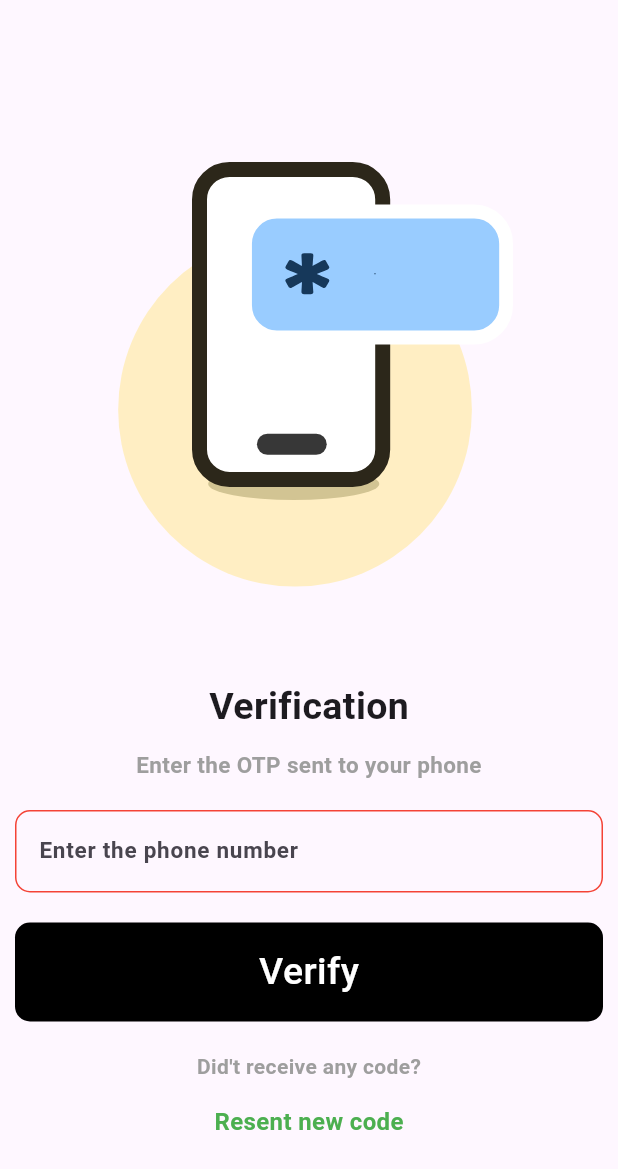
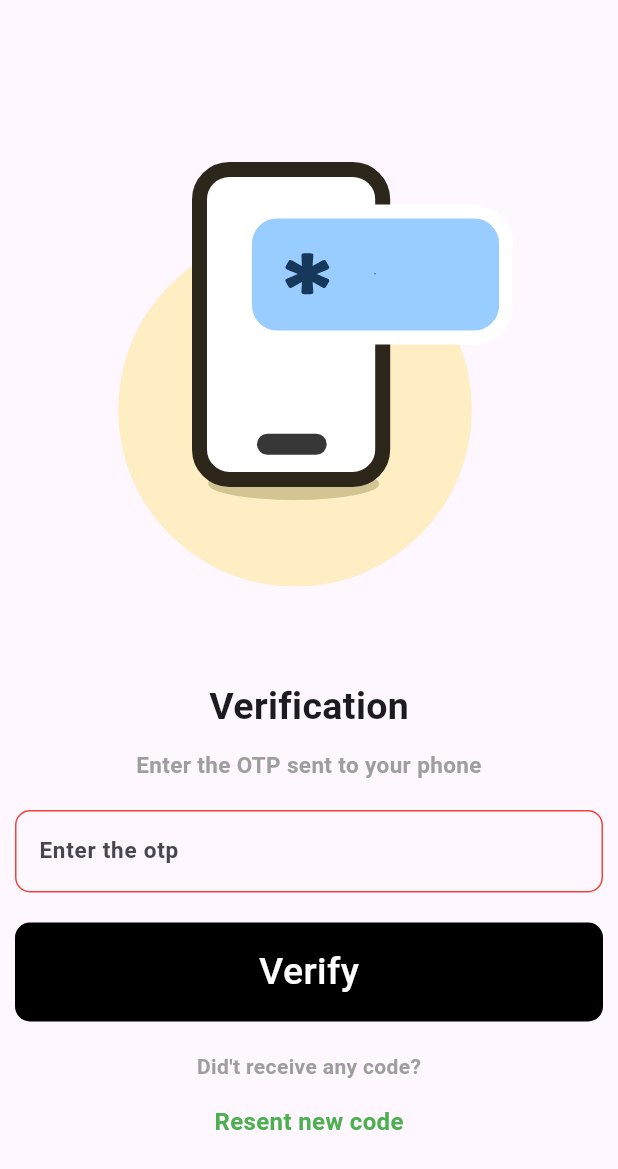
Before and after one commit to Ameer-Anas99/FireBase-Auth, a Flutter app: the OtpScreen screen opened directly with empty values, on a phone screen of 412 x 824 dp. Shown: the top 1169 px of the screen. Run offline on Flutter 3.47's test engine with Material 3 defaults, Android fonts, the phone set to English and light mode, and no system bars; our stand-ins replace cloud_firestore, firebase_auth, firebase_core, google_sign_in, lottie; accounts and stored records are empty.

Commit message:
changing otp screen

```diff
--- a/lib/view/home_page.dart
+++ b/lib/view/home_page.dart
@@ -84,9 +84,11 @@ class _HomePageState extends State<HomePage> {
                       itemCount: snapshot.data!.docs.length,
                       itemBuilder: (context, index) {
                         final post = snapshot.data!.docs[index];
+                        final userEmail =
+                            post["UserEmail"] as String? ?? "Unknown";
                         return PostPage(
                           message: post["Message"],
-                          user: post["UserEmail"],
+                          user: userEmail,
                           postId: post.id,
                           likes: List<String>.from(post['Likes'] ?? []),
                         );
@@ -128,7 +130,7 @@ class _HomePageState extends State<HomePage> {
 
             // logged in as
             Text(
-              "Logged in as:${currentUser.email!}",
+              "Logged in as:${currentUser!.email ?? 'Unknow'}",
               style: const TextStyle(
                   color: Colors.black,
                   fontSize: 15,
--- a/lib/view/otp_screen.dart
+++ b/lib/view/otp_screen.dart
@@ -54,7 +54,7 @@ class _OtpScreenState extends State<OtpScreen> {
                         fontSize: 15, fontWeight: FontWeight.bold),
                     onChanged: (value) {},
                     decoration: InputDecoration(
-                      hintText: 'Enter the phone number',
+                      hintText: 'Enter the otp',
                       enabledBorder: OutlineInputBorder(
                           borderRadius: BorderRadius.circular(10),
                           borderSide: const BorderSide(color: Colors.red)),
```
Also changed, not shown: lib/components/drawer.dart (+8 -0 lines).
